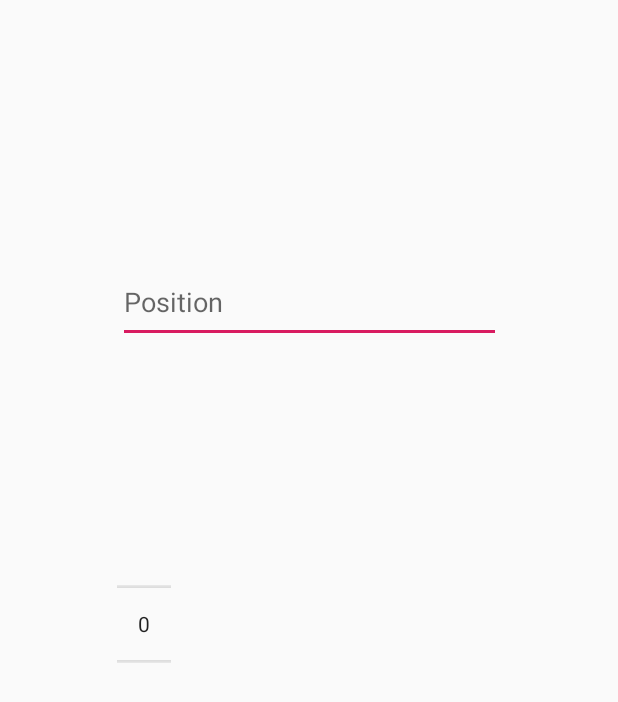
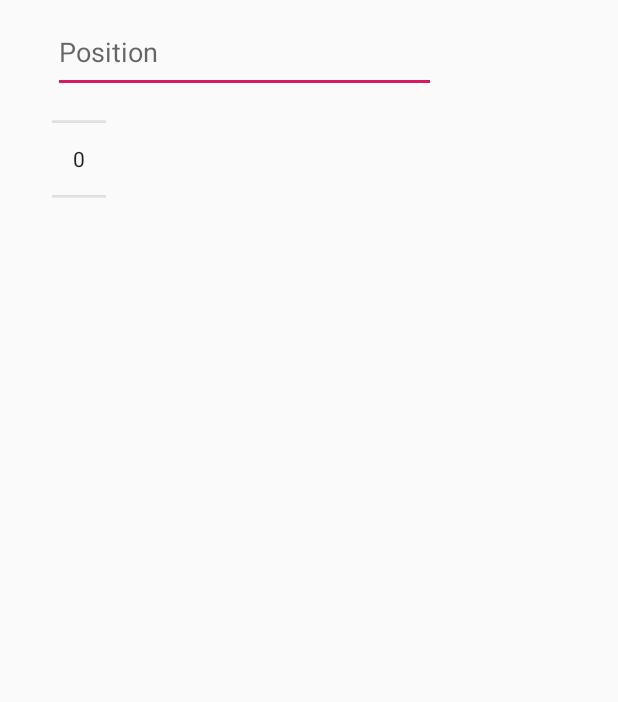
Before and after one commit to julianmosi7/Shopping_List, an Android app: the layout dialog_position.xml on its own in the app's theme, with its tools: preview values and no code run, on a phone screen of 412 x 824 dp. Shown: the top 702 px of the screen. Run offline under Robolectric (Android 15) with nearby library versions, the phone set to English and light mode, and no system bars.

Commit message:
-no select Toast, -dialog finished

```diff
--- a/app/src/main/java/com/calculate/shoppinglist/Position.java
+++ b/app/src/main/java/com/calculate/shoppinglist/Position.java
@@ -5,8 +5,8 @@ public class Position {
     public String name;
     public double pieces;
 
-    public Position(int ID, String name, double pieces) {
-        this.ID = ID;
+    public Position(String name, double pieces) {
+        this.ID = ID++;
         this.name = name;
         this.pieces = pieces;
     }
--- a/app/src/main/java/com/calculate/shoppinglist/Store.java
+++ b/app/src/main/java/com/calculate/shoppinglist/Store.java
@@ -27,6 +27,10 @@ public class Store {
         this.position = position;
     }
 
+    public void addItem(Position pos){
+        position.add(pos);
+    }
+
     public String toString(){
         return name;
     }
--- a/app/src/main/res/layout/dialog_position.xml
+++ b/app/src/main/res/layout/dialog_position.xml
@@ -10,13 +10,13 @@
         android:id="@+id/txtposition"
         android:layout_width="255dp"
         android:layout_height="54dp"
-        android:layout_marginStart="8dp"
-        android:layout_marginTop="108dp"
+        android:layout_marginTop="8dp"
         android:layout_marginEnd="8dp"
         android:layout_marginBottom="8dp"
         android:hint="Position"
         app:layout_constraintBottom_toTopOf="@+id/numberPicker"
         app:layout_constraintEnd_toEndOf="parent"
+        app:layout_constraintHorizontal_bias="0.236"
         app:layout_constraintStart_toStartOf="parent"
         app:layout_constraintTop_toTopOf="parent"
         app:layout_constraintVertical_bias="0.307" />
@@ -25,12 +25,11 @@
         android:id="@+id/numberPicker"
         android:layout_width="36dp"
         android:layout_height="56dp"
-        android:layout_marginStart="8dp"
+        android:layout_marginTop="16dp"
         android:layout_marginEnd="8dp"
-        android:layout_marginBottom="380dp"
-        app:layout_constraintBottom_toBottomOf="parent"
         app:layout_constraintEnd_toEndOf="parent"
-        app:layout_constraintHorizontal_bias="0.194"
-        app:layout_constraintStart_toStartOf="parent"></NumberPicker>
+        app:layout_constraintHorizontal_bias="0.095"
+        app:layout_constraintStart_toStartOf="parent"
+        app:layout_constraintTop_toBottomOf="@+id/txtposition"></NumberPicker>
 
 </android.support.constraint.ConstraintLayout>
```
Also changed, not shown: app/src/main/java/com/calculate/shoppinglist/MainActivity.java (+19 -4 lines).
